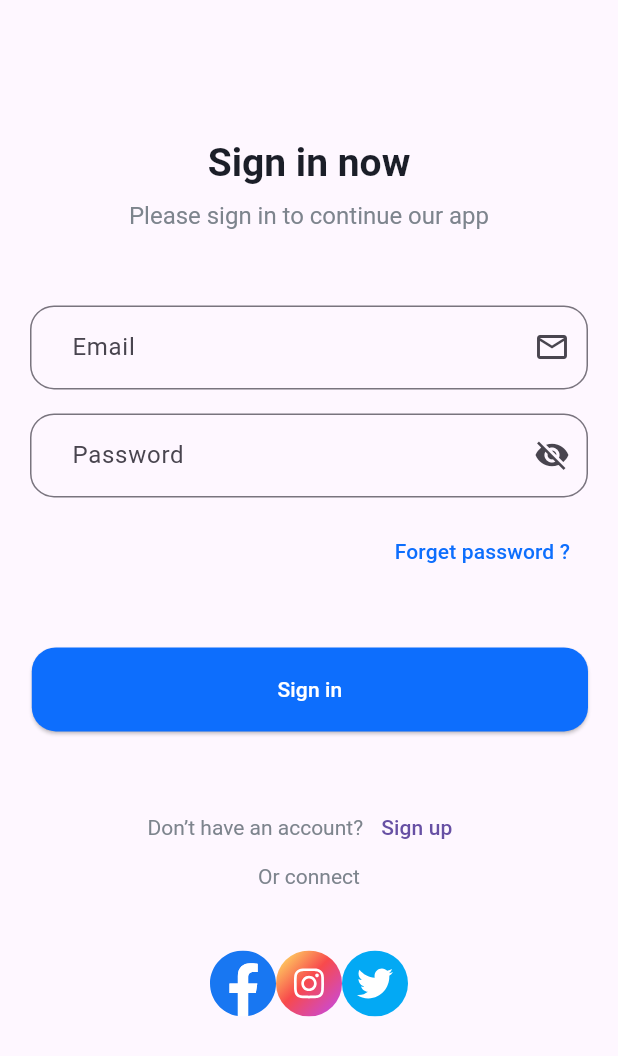
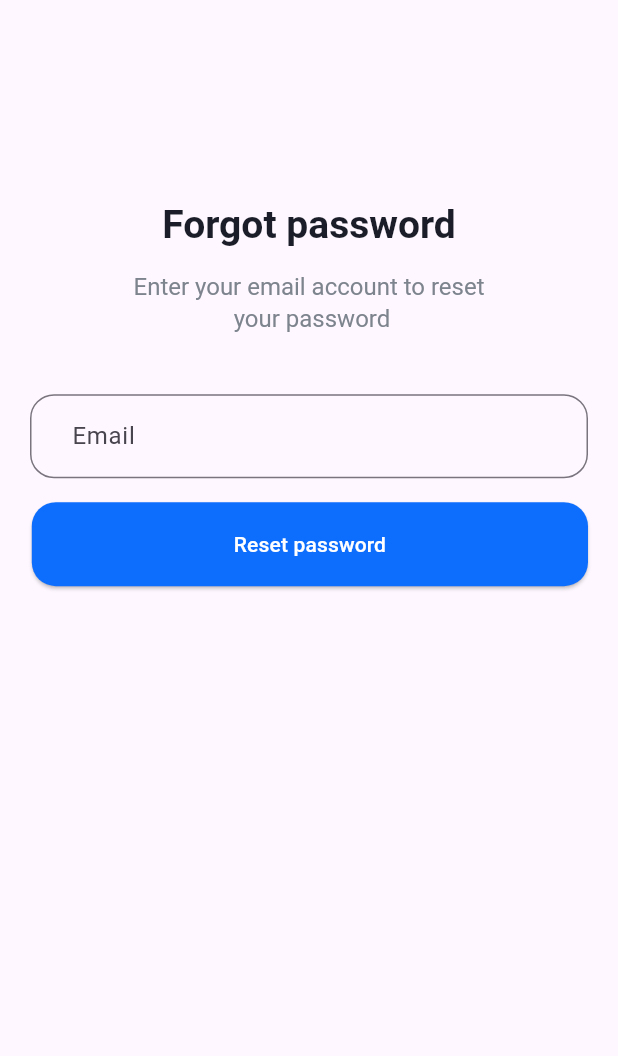
Before and after one commit to msarifin29/Travel-app, a Flutter app: the screen it shows after launch, after a tap on "Forget password ?", on a phone screen of 412 x 824 dp. Shown: the top 1056 px of the screen. Run offline on Flutter 3.47's test engine with Material 2 defaults, Android fonts, the phone set to English and light mode, and no system bars; our stand-ins replace flutter_svg, go_router.

Commit message:
sign up view

```diff
--- a/lib/main.dart
+++ b/lib/main.dart
@@ -1,7 +1,11 @@
 import 'package:flutter/material.dart';
 import 'package:travel/src/const/themes.dart';
-import 'package:travel/src/view/dashboard_page.dart';
-import 'package:travel/src/view/login_view.dart';
+import 'package:travel/src/routes/string_route.dart';
+import 'package:travel/src/view/dashboard_view.dart';
+import 'package:travel/src/view/forget_password.dart';
+import 'package:travel/src/view/sign_in_view.dart';
+import 'package:travel/src/view/sign_up_view.dart';
+import 'package:travel/src/view/verification_view.dart';
 
 void main() {
   runApp(const MyApp());
@@ -14,7 +18,14 @@ class MyApp extends StatelessWidget {
   Widget build(BuildContext context) {
     return MaterialApp(
       theme: lightTheme,
-      home: const LoginView(),
+      routes: {
+        signIn: (context) => const SignInView(),
+        signUp: (context) => const SignUpView(),
+        dashboard: (context) => const DashboardView(),
+        forgetPassword: (context) => const ForgotPasswordView(),
+        verification: (context) => const VerificationView(),
+      },
+      home: const SignInView(),
     );
   }
 }
--- a/lib/src/const/app_color.dart
+++ b/lib/src/const/app_color.dart
@@ -6,3 +6,4 @@ const Color blackBlureColor = Color(0xff2E323E);
 const Color orangeColor = Color(0xffFF7029);
 const Color lightBlackColor = Color(0xff1B1E28);
 const Color greyColor = Color(0xff7D848D);
+const Color greySadeColor = Color(0xffF7F7F9);
--- a/lib/src/const/app_size.dart
+++ b/lib/src/const/app_size.dart
@@ -2,6 +2,7 @@ class AppSize {
   static const size12 = 12.0;
   static const size14 = 14.0;
   static const size16 = 16.0;
+  static const size18 = 18.0;
   static const size20 = 20.0;
   static const size26 = 26.0;
   static const size40 = 40.0;
--- a/lib/src/const/app_string.dart
+++ b/lib/src/const/app_string.dart
@@ -1,3 +1,5 @@
 const twitter = "assert/images/twitter.svg";
 const instagram = "assert/images/insta.svg";
 const facebook = "assert/images/facebook.svg";
+const iconPrint = "assert/icons/icon_print.svg";
+const avatar = "assert/icons/avatar.svg";
--- a/lib/src/const/themes.dart
+++ b/lib/src/const/themes.dart
@@ -10,6 +10,10 @@ ThemeData get lightTheme => ThemeData(
             fontSize: AppSize.size26,
             fontWeight: FontWeight.w600,
             color: lightBlackColor),
+        headline4: TextStyle(
+            fontWeight: FontWeight.w600,
+            fontSize: AppSize.size18,
+            color: Colors.black),
         headline5: TextStyle(
             fontWeight: FontWeight.w400,
             fontSize: AppSize.size16,
--- /dev/null
+++ b/lib/src/routes/string_route.dart
@@ -0,0 +1,5 @@
+const signIn = "/sign in";
+const signUp = "/sign up";
+const forgetPassword = "/forget password";
+const dashboard = "/dashboard";
+const verification = "/verification";
--- /dev/null
+++ b/lib/src/view/forget_password.dart
@@ -0,0 +1,110 @@
+import 'package:flutter/material.dart';
+import 'package:flutter_svg/flutter_svg.dart';
+import 'package:travel/src/const/app_color.dart';
+import 'package:travel/src/const/app_string.dart';
+
+import '../const/app_size.dart';
+import '../routes/string_route.dart';
+import '../widgets/primary_button.dart';
+import '../widgets/q_form.dart';
+
+class ForgotPasswordView extends StatelessWidget {
+  const ForgotPasswordView({super.key});
+
+  static const route = forgetPassword;
+
+  @override
+  Widget build(BuildContext context) {
+    final size = MediaQuery.of(context).size;
+    final emailC = TextEditingController();
+    void onClick() async {
+      showDialog(
+        context: context,
+        builder: (context) => AlertDialog(
+          content: Column(
+            mainAxisSize: MainAxisSize.min,
+            children: [
+              Container(
+                height: 50.0,
+                width: 50.0,
+                decoration: const BoxDecoration(
+                  shape: BoxShape.circle,
+                  color: blueColor,
+                ),
+                child: SvgPicture.asset(iconPrint),
+              ),
+              const SizedBox(
+                height: AppSize.size16,
+              ),
+              Text(
+                "Check your email",
+                style: Theme.of(context).textTheme.headline4,
+              ),
+              const SizedBox(
+                height: AppSize.size16,
+              ),
+              Text(
+                "We have send password recovery instruction to your email",
+                style: Theme.of(context).textTheme.headline5,
+                textAlign: TextAlign.center,
+              ),
+            ],
+          ),
+          actions: [
+            TextButton(
+              onPressed: () {
+                Navigator.pushReplacementNamed(context, verification);
+              },
+              child: const Text("Ok"),
+            ),
+          ],
+        ),
+      );
+    }
+
+    return Scaffold(
+      body: Column(children: [
+        Container(
+          height: size.height * 0.20,
+          alignment: Alignment.bottomCenter,
+          child: Text(
+            "Forgot password",
+            style: Theme.of(context).textTheme.headline2,
+          ),
+        ),
+        const SizedBox(
+          height: AppSize.size16,
+        ),
+        Text(
+          "Enter your email account to reset \n your password",
+          style: Theme.of(context).textTheme.headline5,
+          textAlign: TextAlign.center,
+        ),
+        Form(
+          child: Padding(
+            padding: const EdgeInsets.symmetric(
+                horizontal: AppSize.size20, vertical: AppSize.size40),
+            child: Column(
+              crossAxisAlignment: CrossAxisAlignment.end,
+              children: [
+                QForm(
+                  label: "Email",
+                  controller: emailC,
+                  inputType: TextInputType.emailAddress,
+                ),
+                const SizedBox(
+                  height: AppSize.size16,
+                ),
+                KPrimaryButton(
+                  onPress: onClick,
+                  title: "Reset password",
+                  width: size.width * 0.9,
+                ),
+              ],
+            ),
+          ),
+        ),
+      ]),
+    );
+  }
+}
--- a/lib/src/widgets/q_form.dart
+++ b/lib/src/widgets/q_form.dart
@@ -9,13 +9,13 @@ class QForm extends StatelessWidget {
       required this.label,
       required this.controller,
       this.inputType,
-      required this.iconData})
+      this.iconData})
       : super(key: key);
 
   final String label;
   final TextEditingController controller;
   final TextInputType? inputType;
-  final Widget iconData;
+  final Widget? iconData;
   @override
   Widget build(BuildContext context) {
     return TextFormField(
```
Also changed, not shown: lib/src/routes/go_router.dart (added, +20 -0 lines), lib/src/view/dashboard_page.dart (deleted, +0 -10 lines), lib/src/view/dashboard_view.dart (added, +45 -0 lines), lib/src/view/sign_in_view.dart (renamed from lib/src/view/login_view.dart, +16 -6 lines), lib/src/view/sign_up_view.dart (added, +138 -0 lines), lib/src/view/verification_view.dart (added, +59 -0 lines), pubspec.yaml (+5 -12 lines), assert/icons/avatar.svg (added), assert/icons/icon_print.svg (added), lib/src/routes/navigation.dart (added), pubspec.lock.
